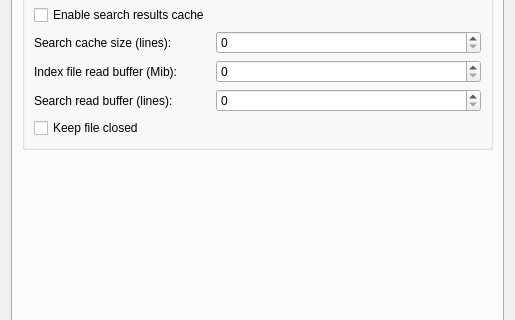
Old version of the form src/ui/include/optionsdialog.ui in the repository nickbnf/glogg; both pictures show x 0 to 515 and y 211 to 531 of the 515 by 661 pixel window.
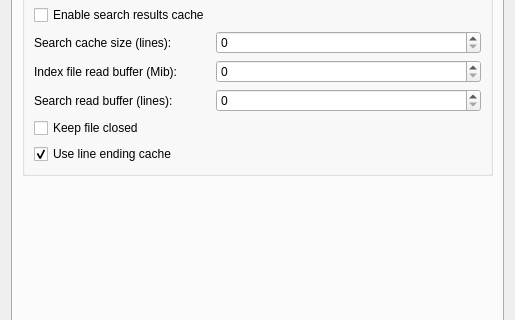
New version of the form. The open tabs and pages were chosen to show the change.

Commit message: Add option to turn off line ending cache

Diff of the .ui file:
```diff
--- a/src/ui/include/optionsdialog.ui
+++ b/src/ui/include/optionsdialog.ui
@@ -356,6 +356,16 @@
             </property>
            </widget>
           </item>
+          <item row="7" column="0">
+           <widget class="QCheckBox" name="useLineEndingCacheCheckBox">
+            <property name="text">
+             <string>Use line ending cache</string>
+            </property>
+            <property name="checked">
+             <bool>true</bool>
+            </property>
+           </widget>
+          </item>
          </layout>
         </widget>
        </item>
```
The commit also changes 4 other files.
